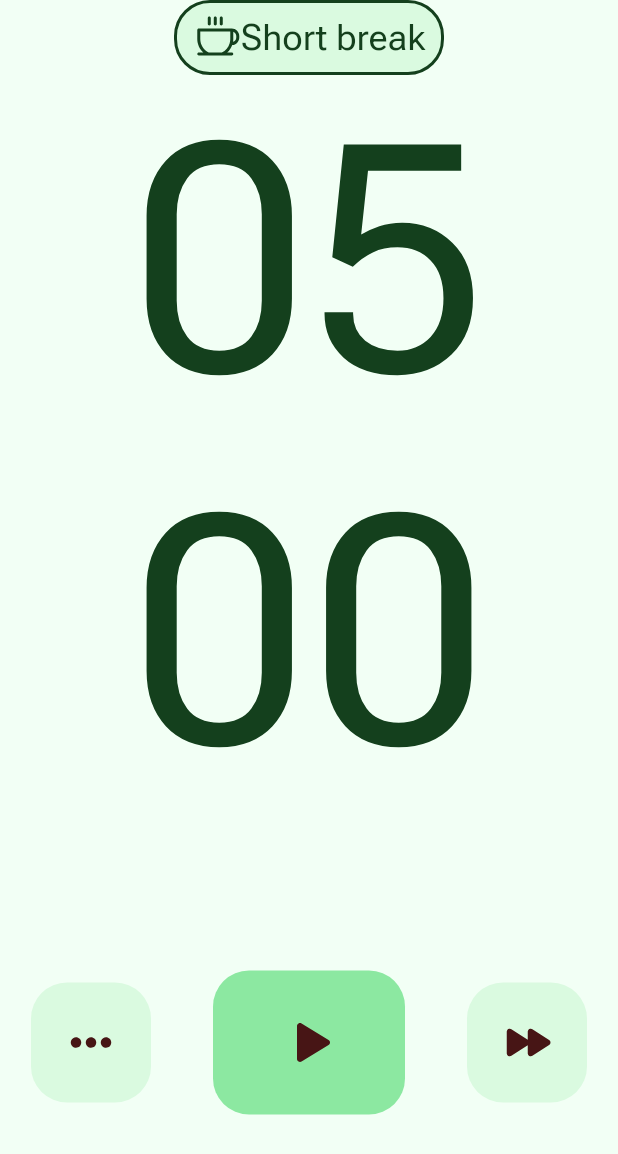
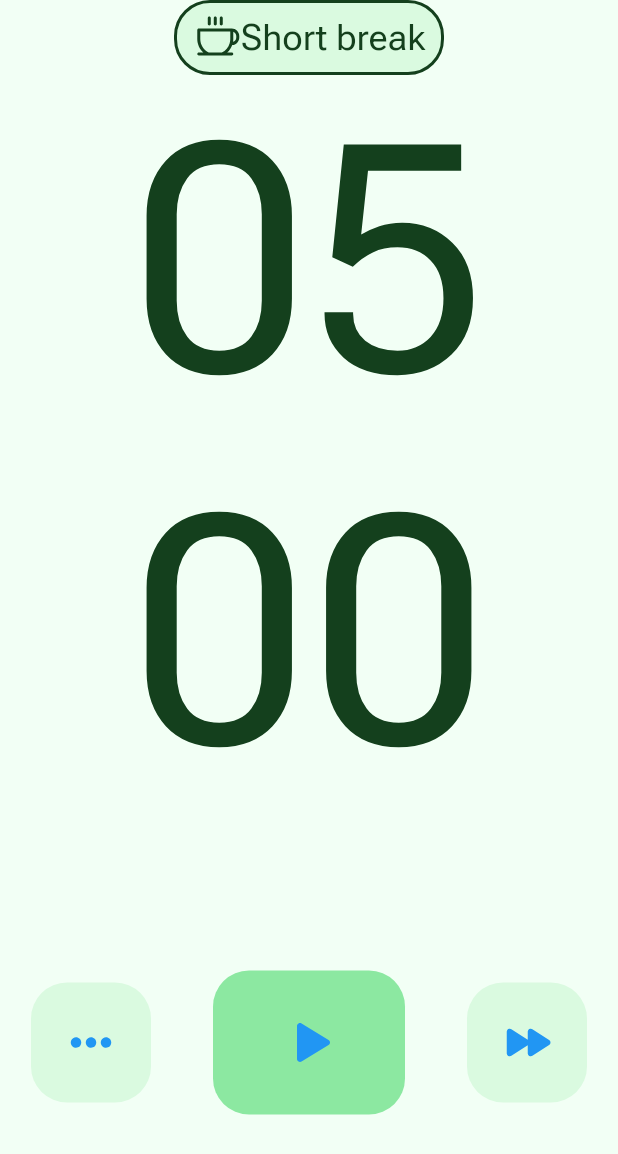
Before and after one commit to rGradov/pomodoro-timer-app, a Flutter app: the screen it shows after launch, item 3 of the bottom bar chosen, on a phone screen of 412 x 824 dp. Shown: the top 1154 px of the screen. Run offline on Flutter 3.47's test engine with Material 2 defaults, Android fonts, the phone set to English and light mode, and no system bars; our stand-ins replace flutter_svg, fpdart, go_router; missing offline and left inert: appmetrica_plugin; generated files the repository leaves out were written again.

Commit message:
prepare to integrate dark mode

```diff
--- a/lib/main.dart
+++ b/lib/main.dart
@@ -6,7 +6,7 @@ import 'package:pomodoro/vm/main_vm.dart';
 import 'package:pomodoro/vm/settings_vm.dart';
 import 'package:provider/provider.dart';
 import 'package:flutter_gen/gen_l10n/app_localizations.dart';
-
+final GlobalKey<NavigatorState> navigatorKey = GlobalKey();
 void main() {
   runApp(
     MultiProvider(
@@ -31,11 +31,15 @@ class MyApp extends StatelessWidget {
   @override
   Widget build(BuildContext context) {
     final current = context.select((MainVm vm) => vm.current);
+    final theme = context.select((SettingsVm vm) =>vm.state);
     return MaterialApp.router(
+      key: navigatorKey,
       routerConfig: router,
       localizationsDelegates: AppLocalizations.localizationsDelegates,
       supportedLocales: AppLocalizations.supportedLocales,
       theme: current?.theme ?? ThemeData(),
+      themeMode: theme.mode,
+      darkTheme: current?.darkTheme ?? ThemeData.dark(),
     );
   }
 }
--- a/lib/models/settings_model.dart
+++ b/lib/models/settings_model.dart
@@ -1,3 +1,4 @@
+import 'package:flutter/material.dart';
 import 'package:pomodoro/utils/app_utils.dart';
 
 class SettingsModel implements Copyable<SettingsModel> {
@@ -8,6 +9,7 @@ class SettingsModel implements Copyable<SettingsModel> {
   final bool darkMode;
   final bool sound;
   final bool notification;
+  ThemeMode get mode => darkMode ? ThemeMode.dark : ThemeMode.light;
   factory SettingsModel.initial() {
     return const SettingsModel(
         darkMode: false, notification: true, sound: true);
--- a/lib/ui/components/buttons/play_button.dart
+++ b/lib/ui/components/buttons/play_button.dart
@@ -53,8 +53,10 @@ class _SmallButtonState extends State<PlayButton> {
                 duration: const Duration(milliseconds: 400),
                 child: Center(
                   child: value
-                      ? SvgPicture.asset("assets/icons/pause.svg")
-                      :  SvgPicture.asset("assets/icons/play.svg"),
+                      ? SvgPicture.asset("assets/icons/pause.svg",
+                          color: Theme.of(context).indicatorColor)
+                      : SvgPicture.asset("assets/icons/play.svg",
+                          color: Theme.of(context).indicatorColor),
                 ),
               ),
             ),
--- a/lib/ui/screen/home_screen.dart
+++ b/lib/ui/screen/home_screen.dart
@@ -15,7 +15,7 @@ class HomeScreen extends StatelessWidget {
   @override
   Widget build(BuildContext context) {
     return Scaffold(
-        backgroundColor: Theme.of(context).primaryColor,
+        backgroundColor: Theme.of(context).scaffoldBackgroundColor,
         body: AnnotatedRegion<SystemUiOverlayStyle>(
             value: SystemUiOverlayStyle.light.copyWith(
               statusBarColor: Colors.transparent,
@@ -104,7 +104,8 @@ class _ButtonsWrapper extends StatelessWidget {
           SmallButton(
               callback: () => context.push("/settings"),
               color: Theme.of(context).dividerColor,
-              child: SvgPicture.asset("assets/icons/three_dots.svg")),
+              child: SvgPicture.asset("assets/icons/three_dots.svg",
+                  color: Theme.of(context).indicatorColor)),
           PlayButton(
             callback: () {},
             color: Theme.of(context).highlightColor,
@@ -112,7 +113,10 @@ class _ButtonsWrapper extends StatelessWidget {
           SmallButton(
               callback: () => context.read<MainVm>().moveNext(),
               color: Theme.of(context).dividerColor,
-              child: SvgPicture.asset("assets/icons/forward.svg")),
+              child: SvgPicture.asset(
+                "assets/icons/forward.svg",
+                color: Theme.of(context).indicatorColor,
+              )),
         ],
       ),
     );
--- a/lib/ui/screen/settings_screen.dart
+++ b/lib/ui/screen/settings_screen.dart
@@ -12,7 +12,7 @@ class SettingsScreen extends StatelessWidget {
   @override
   Widget build(BuildContext context) {
     return Scaffold(
-      backgroundColor: Theme.of(context).primaryColor,
+      backgroundColor: Theme.of(context).scaffoldBackgroundColor,
       body: SafeArea(
           child: SizedBox.expand(
         child: Column(
--- a/lib/vm/settings_vm.dart
+++ b/lib/vm/settings_vm.dart
@@ -1,7 +1,9 @@
 import 'package:flutter/foundation.dart';
+import 'package:flutter/material.dart';
 import 'package:pomodoro/models/settings_model.dart';
 import 'package:pomodoro/utils/statistic_delegate.dart';
 
+import '../main.dart';
 import '../utils/app_utils.dart';
 
 typedef ToggleCallback = Function(bool value);
```
Also changed, not shown: lib/models/time_period_model.dart (+40 -0 lines).
